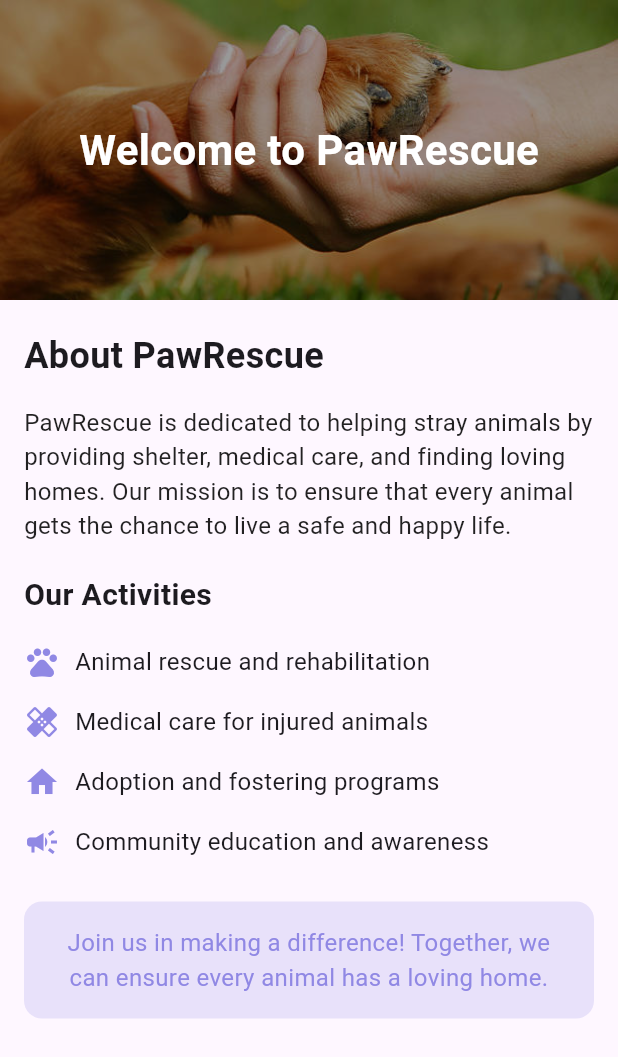
After one commit to AbhijithRaghavKc/pawrescue1, a Flutter app: the AboutUsPage screen opened directly, on a phone screen of 412 x 824 dp. The commit adds this screen. Shown: the top 1057 px of the screen. Run offline on Flutter 3.47's test engine with Material 3 defaults, Android fonts, the phone set to English and light mode, and no system bars; our stand-ins replace google_fonts.

Commit message:
Completed drawer section

```diff
--- a/lib/main.dart
+++ b/lib/main.dart
@@ -1,6 +1,5 @@
 import 'package:flutter/material.dart';
 import 'package:pawrescue1/view/splash.dart';
-import 'package:pawrescue1/view/user/home.dart';
 
 void main() {
   runApp(MyApp());
@@ -13,7 +12,7 @@ class MyApp extends StatelessWidget {
   Widget build(BuildContext context) {
     return const MaterialApp(
       debugShowCheckedModeBanner: false,
-      home: HomeScreen(),
+      home: SplashScreen(),
     );
   }
 }
--- /dev/null
+++ b/lib/view/user/drawer/about_us.dart
@@ -0,0 +1,116 @@
+import 'package:flutter/material.dart';
+import 'package:pawrescue1/view/const/custom_colors.dart';
+
+class AboutUsPage extends StatelessWidget {
+  const AboutUsPage({Key? key}) : super(key: key);
+
+  @override
+  Widget build(BuildContext context) {
+    return Scaffold(
+      body: SingleChildScrollView(
+        child: Column(
+          children: [
+            // Header Image
+            Container(
+              width: double.infinity,
+              height: 200,
+              decoration: BoxDecoration(
+                image: const DecorationImage(
+                  image: AssetImage('assets/images/aboutus.jpg'),
+                  fit: BoxFit.cover,
+                ),
+                color: CustomColors.buttonColor1,
+              ),
+              child: Container(
+                color: Colors.black.withOpacity(0.4),
+                child: const Center(
+                  child: Text(
+                    'Welcome to PawRescue',
+                    style: TextStyle(
+                      color: Colors.white,
+                      fontSize: 28,
+                      fontWeight: FontWeight.bold,
+                    ),
+                  ),
+                ),
+              ),
+            ),
+            const SizedBox(height: 20),
+
+            // About Section
+            Padding(
+              padding: const EdgeInsets.symmetric(horizontal: 16.0),
+              child: Column(
+                crossAxisAlignment: CrossAxisAlignment.start,
+                children: [
+                  const Text(
+                    'About PawRescue',
+                    style: TextStyle(fontSize: 24, fontWeight: FontWeight.bold),
+                  ),
+                  const SizedBox(height: 16),
+                  const Text(
+                    'PawRescue is dedicated to helping stray animals by providing shelter, '
+                    'medical care, and finding loving homes. Our mission is to ensure that '
+                    'every animal gets the chance to live a safe and happy life.',
+                    style: TextStyle(fontSize: 16, color: Colors.black87),
+                  ),
+                  const SizedBox(height: 20),
+
+                  // Activities Section
+                  const Text(
+                    'Our Activities',
+                    style: TextStyle(fontSize: 20, fontWeight: FontWeight.bold),
+                  ),
+                  const SizedBox(height: 10),
+                  _buildActivityItem(
+                      Icons.pets, 'Animal rescue and rehabilitation'),
+                  _buildActivityItem(
+                      Icons.healing, 'Medical care for injured animals'),
+                  _buildActivityItem(
+                      Icons.home, 'Adoption and fostering programs'),
+                  _buildActivityItem(
+                      Icons.campaign, 'Community education and awareness'),
+                  const SizedBox(height: 20),
+
+                  // Call to Action
+                  Container(
+                    padding: const EdgeInsets.all(16),
+                    decoration: BoxDecoration(
+                      color: Color.fromRGBO(144, 136, 228, 0.2),
+                      borderRadius: BorderRadius.circular(12),
+                    ),
+                    child: const Text(
+                      'Join us in making a difference! Together, we can ensure every animal has a loving home.',
+                      style: TextStyle(
+                          fontSize: 16, color: CustomColors.buttonColor1),
+                      textAlign: TextAlign.center,
+                    ),
+                  ),
+                ],
+              ),
+            ),
+          ],
+        ),
+      ),
+    );
+  }
+
+  // Activity List Item
+  Widget _buildActivityItem(IconData icon, String text) {
+    return Padding(
+      padding: const EdgeInsets.symmetric(vertical: 8.0),
+      child: Row(
+        children: [
+          Icon(icon, color: CustomColors.buttonColor1),
+          const SizedBox(width: 10),
+          Expanded(
+            child: Text(
+              text,
+              style: const TextStyle(fontSize: 16),
+            ),
+          ),
+        ],
+      ),
+    );
+  }
+}
```
Also changed, not shown: lib/view/user/drawer/help.dart (added, +64 -0 lines), lib/view/user/drawer/join_rescue.dart (added, +111 -0 lines), lib/view/user/drawer/success.dart (added, +40 -0 lines), lib/view/user/home.dart (+40 -3 lines), assets/images/aboutus.jpg (added).
